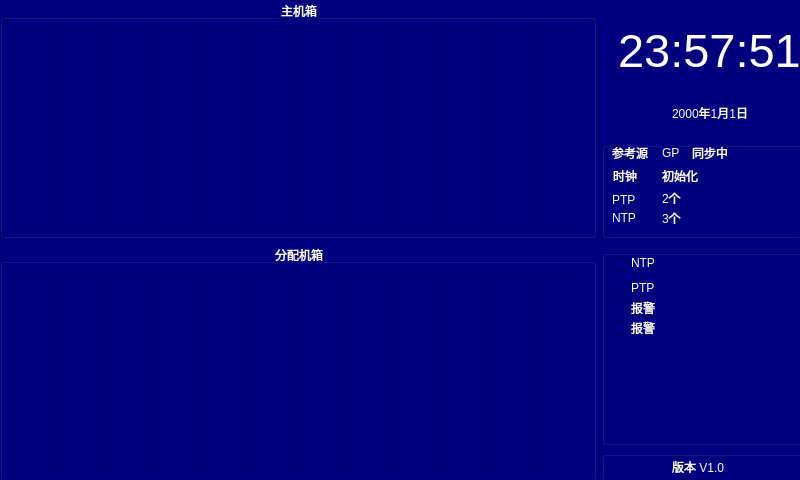
The window that widget.ui (ittechbay/shitong-qt) describes before a commit, drawn with Qt 5.
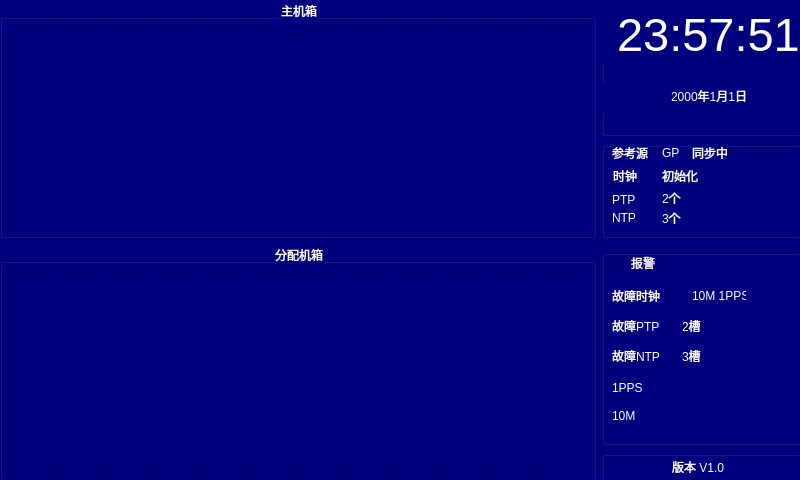
The same window after the commit. Custom widgets are drawn as their Qt base class.

Patch:
```diff
--- a/widget.ui
+++ b/widget.ui
@@ -360,18 +360,15 @@
         <property name="title">
          <string/>
         </property>
-        <widget class="QWidget" name="layoutWidget">
+        <widget class="QTimeEdit" name="timeEdit_2">
          <property name="geometry">
           <rect>
            <x>0</x>
            <y>0</y>
-           <width>217</width>
-           <height>140</height>
+           <width>215</width>
+           <height>57</height>
           </rect>
          </property>
-         <layout class="QVBoxLayout" name="verticalLayout_3">
-          <item>
-           <widget class="QTimeEdit" name="timeEdit">
             <property name="minimumSize">
              <size>
               <width>0</width>
@@ -429,9 +426,15 @@
              </time>
             </property>
            </widget>
-          </item>
-          <item>
-           <widget class="QDateEdit" name="dateEdit">
+        <widget class="QDateEdit" name="dateEdit_2">
+         <property name="geometry">
+          <rect>
+           <x>0</x>
+           <y>78</y>
+           <width>215</width>
+           <height>30</height>
+          </rect>
+         </property>
             <property name="minimumSize">
              <size>
               <width>0</width>
@@ -457,9 +460,6 @@
              <string>yyyy年M月d日</string>
             </property>
            </widget>
-          </item>
-         </layout>
-        </widget>
        </widget>
       </item>
       <item>
@@ -623,50 +623,115 @@
         <property name="title">
          <string/>
         </property>
+        <widget class="QLabel" name="label_11">
+         <property name="geometry">
+          <rect>
+           <x>10</x>
+           <y>40</y>
+           <width>54</width>
+           <height>12</height>
+          </rect>
+         </property>
+         <property name="text">
+          <string>故障时钟</string>
+         </property>
+        </widget>
+        <widget class="QLabel" name="label_12">
+         <property name="geometry">
+          <rect>
+           <x>90</x>
+           <y>40</y>
+           <width>54</width>
+           <height>12</height>
+          </rect>
+         </property>
+         <property name="text">
+          <string>10M 1PPS</string>
+         </property>
+        </widget>
+        <widget class="QLabel" name="label_13">
+         <property name="geometry">
+          <rect>
+           <x>10</x>
+           <y>70</y>
+           <width>54</width>
+           <height>12</height>
+          </rect>
+         </property>
+         <property name="text">
+          <string>故障PTP</string>
+         </property>
+        </widget>
+        <widget class="QLabel" name="label_14">
+         <property name="geometry">
+          <rect>
+           <x>80</x>
+           <y>70</y>
+           <width>54</width>
+           <height>12</height>
+          </rect>
+         </property>
+         <property name="text">
+          <string>2槽</string>
+         </property>
+        </widget>
+        <widget class="QLabel" name="label_15">
+         <property name="geometry">
+          <rect>
+           <x>10</x>
+           <y>100</y>
+           <width>54</width>
+           <height>12</height>
+          </rect>
+         </property>
+         <property name="text">
+          <string>故障NTP</string>
+         </property>
+        </widget>
+        <widget class="QLabel" name="label_16">
+         <property name="geometry">
+          <rect>
+           <x>80</x>
+           <y>100</y>
+           <width>54</width>
+           <height>12</height>
+          </rect>
+         </property>
+         <property name="text">
+          <string>3槽</string>
+         </property>
+        </widget>
+        <widget class="QLabel" name="label_17">
+         <property name="geometry">
+          <rect>
+           <x>10</x>
+           <y>130</y>
+           <width>31</width>
+           <height>16</height>
+          </rect>
+         </property>
+         <property name="text">
+          <string>1PPS</string>
+         </property>
+        </widget>
+        <widget class="QLabel" name="label_18">
+         <property name="geometry">
+          <rect>
+           <x>10</x>
+           <y>160</y>
+           <width>54</width>
+           <height>12</height>
+          </rect>
+         </property>
+         <property name="text">
+          <string>10M</string>
+         </property>
+        </widget>
         <widget class="QCheckBox" name="checkBox">
          <property name="geometry">
           <rect>
            <x>10</x>
            <y>5</y>
-           <width>71</width>
-           <height>16</height>
-          </rect>
-         </property>
-         <property name="text">
-          <string>NTP</string>
-         </property>
-        </widget>
-        <widget class="QCheckBox" name="checkBox_2">
-         <property name="geometry">
-          <rect>
-           <x>10</x>
-           <y>30</y>
-           <width>71</width>
-           <height>16</height>
-          </rect>
-         </property>
-         <property name="text">
-          <string>PTP</string>
-         </property>
-        </widget>
-        <widget class="QCheckBox" name="checkBox_3">
-         <property name="geometry">
-          <rect>
-           <x>10</x>
-           <y>50</y>
-           <width>71</width>
-           <height>16</height>
-          </rect>
-         </property>
-         <property name="text">
-          <string>报警</string>
-         </property>
-        </widget>
-        <widget class="QCheckBox" name="checkBox_4">
-         <property name="geometry">
-          <rect>
-           <x>10</x>
-           <y>70</y>
            <width>71</width>
            <height>16</height>
           </rect>
```
Lines whose indentation alone changed are shown as unchanged.
